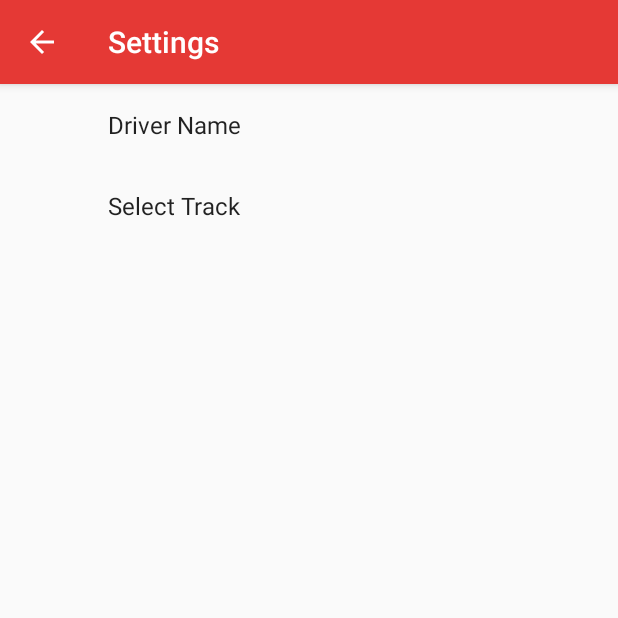
After one commit to atkinsk/Sprint, an Android app: the SettingsActivity screen opened directly, with no data from a screen before it, on a phone screen of 412 x 824 dp, the top half of it. The commit adds this screen. Run offline under Robolectric (Android 15) with nearby library versions, the phone set to English and light mode, and no system bars; our stand-ins replace androidx.preference.

Commit message:
adding shared preferenced. user can edit driver name and track selection from session list screen. record lap activity then loads those preferences and sends them to populate the respective variables in the session object so that when the session is saved to the db, it also saves the proper name and track name. Does not yet associate a track selection with the proper wp coords. THat's next.

```diff
--- a/app/build.gradle
+++ b/app/build.gradle
@@ -32,4 +32,5 @@ dependencies {
     compile 'com.android.support:recyclerview-v7:25.1.0'
     testCompile 'junit:junit:4.12'
     compile 'com.android.support:design:25.3.1'
+    compile 'com.android.support:preference-v7:25.0.1'
 }
--- /dev/null
+++ b/app/src/main/java/com/sn1006/atkins/sprint/SettingsActivity.java
@@ -0,0 +1,35 @@
+package com.sn1006.atkins.sprint;
+
+import android.os.Bundle;
+import android.support.v4.app.NavUtils;
+import android.support.v7.app.ActionBar;
+import android.support.v7.app.AppCompatActivity;
+import android.view.MenuItem;
+
+/**
+ * Created by jonathanbrooks on 2017-05-23.
+ */
+
+public class SettingsActivity extends AppCompatActivity {
+
+    @Override
+    protected void onCreate(Bundle savedInstanceState) {
+        super.onCreate(savedInstanceState);
+        setContentView(R.layout.activity_settings);
+
+        ActionBar actionBar = this.getSupportActionBar();
+
+        if(actionBar !=null ) {
+            actionBar.setDisplayHomeAsUpEnabled(true);
+        }
+    }
+
+    @Override
+    public boolean onOptionsItemSelected(MenuItem item) {
+        int id = item.getItemId();
+        if(id == android.R.id.home) {
+            NavUtils.navigateUpFromSameTask(this);
+        }
+        return super.onOptionsItemSelected(item);
+    }
+}
--- /dev/null
+++ b/app/src/main/java/com/sn1006/atkins/sprint/SettingsFragment.java
@@ -0,0 +1,82 @@
+package com.sn1006.atkins.sprint;
+
+import android.content.SharedPreferences;
+import android.os.Bundle;
+import android.support.v7.preference.CheckBoxPreference;
+import android.support.v7.preference.EditTextPreference;
+import android.support.v7.preference.ListPreference;
+import android.support.v7.preference.Preference;
+import android.support.v7.preference.PreferenceFragmentCompat;
+import android.support.v7.preference.PreferenceScreen;
+
+/**
+ * Created by jonathanbrooks on 2017-05-23.
+ */
+
+public class SettingsFragment extends PreferenceFragmentCompat
+        implements SharedPreferences.OnSharedPreferenceChangeListener {
+    @Override
+    public void onCreatePreferences(Bundle savedInstanceState, String rootKey) {
+        addPreferencesFromResource(R.xml.pref_session);
+
+        SharedPreferences sharedPreferences = getPreferenceScreen().getSharedPreferences();
+        PreferenceScreen prefScreen = getPreferenceScreen();
+
+        int count = prefScreen.getPreferenceCount();
+
+        for(int i = 0; i < count; i++) {
+            Preference p = prefScreen.getPreference(i);
+            /* check if checkbox pref (not yet used, but for future)
+               if not, then take value and pass to setPreferenceSummary
+               if is checkbox, don't need to because will change in xml shown/hidden attributes
+               and checkbox values returned are booleans so we would get an error below req string */
+            if(!(p instanceof CheckBoxPreference)) {
+                String value = sharedPreferences.getString(p.getKey(), "");
+                setPreferenceSummary(p, value);
+            }
+        }
+    }
+
+    public void setPreferenceSummary(Preference preference, String value) {
+        if(preference instanceof ListPreference) {
+            ListPreference listPreference = (ListPreference) preference;
+            int prefIndex = listPreference.findIndexOfValue(value);
+            if(prefIndex >= 0) {
+                //get preference label associated with the value above
+                listPreference.setSummary(listPreference.getEntries()[prefIndex]);
+            }
+        }else if(preference instanceof EditTextPreference) {
+            //set preference summary for edit text fields
+            preference.setSummary(value);
+        }
+    }
+
+    @Override
+    public void onSharedPreferenceChanged(SharedPreferences sharedPreferences, String key) {
+        //find pref by its key, and if not null or checkbox, set pref summary for it
+        Preference preference = findPreference(key);
+        if (null != preference) {
+            if(!(preference instanceof CheckBoxPreference)) {
+                String value = sharedPreferences.getString(preference.getKey(), "");
+                setPreferenceSummary(preference, value);
+            }
+        }
+    }
+
+    //register preference change listener when created
+    @Override
+    public void onCreate(Bundle savedInstanceState) {
+        super.onCreate(savedInstanceState);
+        getPreferenceScreen().getSharedPreferences()
+                .registerOnSharedPreferenceChangeListener(this);
+
+    }
+
+    //unregister preference change listener when destroyed
+    @Override
+    public void onDestroy() {
+        super.onDestroy();
+        getPreferenceScreen().getSharedPreferences()
+                .unregisterOnSharedPreferenceChangeListener(this);
+    }
+}
--- /dev/null
+++ b/app/src/main/res/layout/activity_settings.xml
@@ -0,0 +1,6 @@
+<?xml version="1.0" encoding="utf-8"?>
+<fragment xmlns:android="http://schemas.android.com/apk/res/android"
+    android:id="@+id/activity_settings"
+    android:name="com.sn1006.atkins.sprint.SettingsFragment"
+    android:layout_width="match_parent"
+    android:layout_height="match_parent" />
--- a/app/src/main/res/layout/activity_splash_screen.xml
+++ b/app/src/main/res/layout/activity_splash_screen.xml
@@ -15,7 +15,7 @@
         android:layout_width="wrap_content"
         android:layout_height="wrap_content"
         android:text="SPRINT LT"
-        android:textColor="@color/colorAccent"
+        android:textColor="@color/color_title_text"
         android:textSize="60dp"
         app:layout_constraintBottom_toBottomOf="parent"
         android:layout_marginBottom="8dp"
--- /dev/null
+++ b/app/src/main/res/values/arrays.xml
@@ -0,0 +1,17 @@
+<?xml version="1.0" encoding="utf-8"?>
+<resources>
+    <!-- Label ordering must match values -->
+    <array name="pref_track_option_labels">
+        <item>@string/pref_track_label_wgi</item>
+        <item>@string/pref_track_label_ctmp</item>
+        <item>@string/pref_track_label_bogie</item>
+        <item>@string/pref_track_label_test</item>
+    </array>
+
+    <array name="pref_track_option_values">
+        <item>@string/pref_track_wgi_value</item>
+        <item>@string/pref_track_ctmp_value</item>
+        <item>@string/pref_track_bogie_value</item>
+        <item>@string/pref_track_test_value</item>
+    </array>
+</resources>
--- a/app/src/main/res/values/colors.xml
+++ b/app/src/main/res/values/colors.xml
@@ -2,7 +2,8 @@
 <resources>
     <color name="colorPrimary">#E53935</color>
     <color name="colorPrimaryDark">#D32F2F</color>
-    <color name="colorAccent">#FFFFFF</color>
+    <color name="colorAccent">#8c8c8c</color>
+    <color name="color_title_text">#FFFFFF</color>
     <color name="colorBackground">#E0E0E0</color>
     <color name="colorText">#757575</color>
 </resources>
--- a/app/src/main/res/values/strings.xml
+++ b/app/src/main/res/values/strings.xml
@@ -1,3 +1,44 @@
 <resources>
     <string name="app_name">Sprint LT</string>
+
+    <string name="action_settings">Settings</string>
+
+    <!-- - - - - - - - - - - - - - - -
+          - Used by Preferences  -
+          - - - - - - - - - - - - - - - -->
+
+    <!-- Label for the driver preference -->
+    <string name="pref_driver_label">Driver Name</string>
+    <!-- Key name for storing driver name in SharedPreferences -->
+    <string name="pref_driver_key" translatable="false">driver</string>
+    <!-- Default for driver preference -->
+    <string name="pref_driver_default" translatable="false">Default Driver</string>
+
+
+    <!-- Label for the track preference -->
+    <string name="pref_track_label">Select Track</string>
+
+    <!-- Label for wgi track preference -->
+    <string name="pref_track_label_wgi">Watkins Glen International</string>
+    <!-- Label for ctmp track preference -->
+    <string name="pref_track_label_ctmp">Canadian Tire Motorsports Park</string>
+    <!-- Label for calabogie track preference -->
+    <string name="pref_track_label_bogie">Calabogie Motorsports Park</string>
+    !-- Label for test track preference -->
+    <string name="pref_track_label_test">Sprint Test Track</string>
+
+    <!-- Key name for color preference in SharedPreferences -->
+    <string name="pref_track_key" translatable="false">track</string>
+    <string name="pref_track_default" translatable="false">Watkins Glen International</string>
+
+    <!-- Value in SharedPreferences for wgi track option -->
+    <string name="pref_track_wgi_value" translatable="false">wgi</string>
+    <!-- Value in SharedPreferences for ctmp track option -->
+    <string name="pref_track_ctmp_value" translatable="false">ctmp</string>
+    <!-- Value in SharedPreferences for cmp track option -->
+    <string name="pref_track_bogie_value" translatable="false">bogie</string>
+    <!-- Value in SharedPreferences for test track option -->
+    <string name="pref_track_test_value" translatable="false">test</string>
+
+
 </resources>
--- a/app/src/main/res/values/styles.xml
+++ b/app/src/main/res/values/styles.xml
@@ -6,6 +6,7 @@
         <item name="colorPrimary">@color/colorPrimary</item>
         <item name="colorPrimaryDark">@color/colorPrimaryDark</item>
         <item name="colorAccent">@color/colorAccent</item>
+        <item name="preferenceTheme">@style/PreferenceThemeOverlay</item>
 
     </style>
 </resources>
--- /dev/null
+++ b/app/src/main/res/xml/pref_session.xml
@@ -0,0 +1,16 @@
+<?xml version="1.0" encoding="utf-8"?>
+<PreferenceScreen xmlns:android="http://schemas.android.com/apk/res/android">
+
+    <EditTextPreference
+        android:defaultValue="@string/pref_driver_default"
+        android:key="@string/pref_driver_key"
+        android:title="@string/pref_driver_label" />
+
+    <ListPreference
+        android:defaultValue="@string/pref_track_wgi_value"
+        android:entries="@array/pref_track_option_labels"
+        android:entryValues="@array/pref_track_option_values"
+        android:key="@string/pref_track_key"
+        android:title="@string/pref_track_label" />
+
+</PreferenceScreen>
```
Also changed, not shown: app/src/main/AndroidManifest.xml (+10 -1 lines), app/src/main/java/com/sn1006/atkins/sprint/RecordLapActivity.java (+45 -6 lines), app/src/main/java/com/sn1006/atkins/sprint/Session.java (+10 -2 lines), app/src/main/java/com/sn1006/atkins/sprint/SessionListActivity.java (+21 -0 lines), app/src/main/res/menu/sprint_settings.xml (added, +12 -0 lines).
